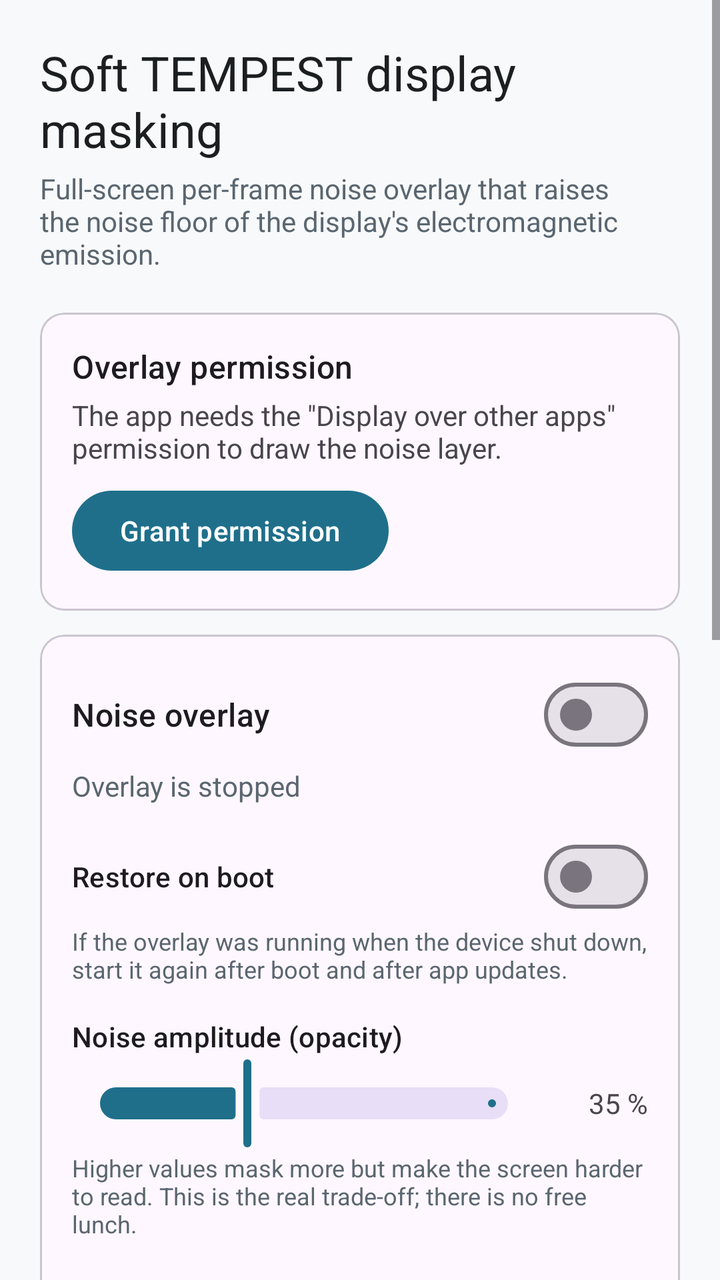
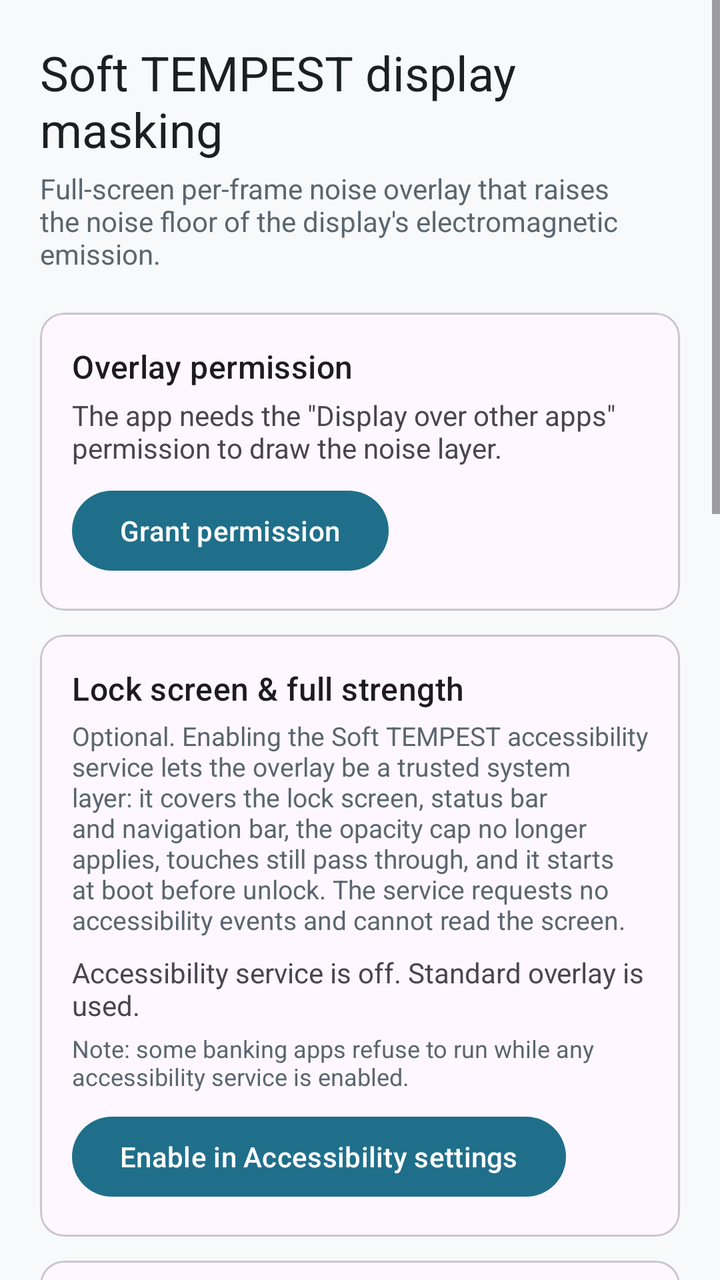

The first picture is an Android layout as it rendered before a commit; the second is the same layout after the commit. The layout source and the unified diff follow.
<!-- AndroidManifest.xml: application theme Theme.SoftTempest -->
<!-- res/layout/activity_main.xml -->
<?xml version="1.0" encoding="utf-8"?>
<ScrollView xmlns:android="http://schemas.android.com/apk/res/android"
    xmlns:app="http://schemas.android.com/apk/res-auto"
    android:layout_width="match_parent"
    android:layout_height="match_parent"
    android:fillViewport="true">

    <LinearLayout
        android:layout_width="match_parent"
        android:layout_height="wrap_content"
        android:orientation="vertical"
        android:padding="20dp">

        <TextView
            android:layout_width="match_parent"
            android:layout_height="wrap_content"
            android:text="@string/title"
            android:textAppearance="?attr/textAppearanceHeadlineSmall"
            android:textColor="@color/on_surface" />

        <TextView
            android:layout_width="match_parent"
            android:layout_height="wrap_content"
            android:layout_marginTop="4dp"
            android:text="@string/subtitle"
            android:textColor="@color/on_surface_muted" />

        
        <com.google.android.material.card.MaterialCardView
            android:layout_width="match_parent"
            android:layout_height="wrap_content"
            android:layout_marginTop="20dp"
            app:cardCornerRadius="12dp"
            app:contentPadding="16dp">

            <LinearLayout
                android:layout_width="match_parent"
                android:layout_height="wrap_content"
                android:orientation="vertical">

                <TextView
                    android:layout_width="match_parent"
                    android:layout_height="wrap_content"
                    android:text="@string/permission_title"
                    android:textAppearance="?attr/textAppearanceTitleMedium" />

                <TextView
                    android:id="@+id/permissionStatus"
                    android:layout_width="match_parent"
                    android:layout_height="wrap_content"
                    android:layout_marginTop="4dp"
                    android:text="@string/permission_missing" />

                <com.google.android.material.button.MaterialButton
                    android:id="@+id/permissionButton"
                    android:layout_width="wrap_content"
                    android:layout_height="wrap_content"
                    android:layout_marginTop="8dp"
                    android:text="@string/permission_button" />
            </LinearLayout>
        </com.google.android.material.card.MaterialCardView>

        
        <com.google.android.material.card.MaterialCardView
            android:layout_width="match_parent"
            android:layout_height="wrap_content"
            android:layout_marginTop="12dp"
            app:cardCornerRadius="12dp"
            app:contentPadding="16dp">

            <LinearLayout
                android:layout_width="match_parent"
                android:layout_height="wrap_content"
                android:orientation="vertical">

                <com.google.android.material.materialswitch.MaterialSwitch
                    android:id="@+id/overlaySwitch"
                    android:layout_width="match_parent"
                    android:layout_height="wrap_content"
                    android:text="@string/overlay_switch"
                    android:textAppearance="?attr/textAppearanceTitleMedium" />

                <TextView
                    android:id="@+id/overlayStatus"
                    android:layout_width="match_parent"
                    android:layout_height="wrap_content"
                    android:layout_marginTop="2dp"
                    android:text="@string/overlay_stopped"
                    android:textColor="@color/on_surface_muted" />

                <com.google.android.material.materialswitch.MaterialSwitch
                    android:id="@+id/restoreOnBootSwitch"
                    android:layout_width="match_parent"
                    android:layout_height="wrap_content"
                    android:layout_marginTop="12dp"
                    android:text="@string/restore_on_boot"
                    android:textAppearance="?attr/textAppearanceTitleSmall" />

                <TextView
                    android:layout_width="match_parent"
                    android:layout_height="wrap_content"
                    android:text="@string/restore_on_boot_hint"
                    android:textColor="@color/on_surface_muted"
                    android:textSize="12sp" />

                <TextView
                    android:layout_width="match_parent"
                    android:layout_height="wrap_content"
                    android:layout_marginTop="16dp"
                    android:text="@string/amplitude_label"
                    android:textAppearance="?attr/textAppearanceTitleSmall" />

                <LinearLayout
                    android:layout_width="match_parent"
                    android:layout_height="wrap_content"
                    android:gravity="center_vertical"
                    android:orientation="horizontal">

                    <com.google.android.material.slider.Slider
                        android:id="@+id/amplitudeSlider"
                        android:layout_width="0dp"
                        android:layout_height="wrap_content"
                        android:layout_weight="1"
                        android:value="0.35"
                        android:valueFrom="0.0"
                        android:valueTo="1.0" />

                    <TextView
                        android:id="@+id/amplitudeValue"
                        android:layout_width="56dp"
                        android:layout_height="wrap_content"
                        android:gravity="end"
                        android:text="35 %" />
                </LinearLayout>

                <TextView
                    android:layout_width="match_parent"
                    android:layout_height="wrap_content"
                    android:text="@string/amplitude_hint"
                    android:textColor="@color/on_surface_muted"
                    android:textSize="12sp" />

                <TextView
                    android:layout_width="match_parent"
                    android:layout_height="wrap_content"
                    android:layout_marginTop="16dp"
                    android:text="@string/mode_label"
                    android:textAppearance="?attr/textAppearanceTitleSmall" />

                <RadioGroup
                    android:id="@+id/modeGroup"
                    android:layout_width="match_parent"
                    android:layout_height="wrap_content"
                    android:orientation="vertical">

                    <RadioButton
                        android:id="@+id/modeWhite"
                        android:layout_width="match_parent"
                        android:layout_height="wrap_content"
                        android:text="@string/mode_white" />

                    <RadioButton
                        android:id="@+id/modeHfreq"
                        android:layout_width="match_parent"
                        android:layout_height="wrap_content"
                        android:text="@string/mode_hfreq" />

                    <RadioButton
                        android:id="@+id/modeTemporal"
                        android:layout_width="match_parent"
                        android:layout_height="wrap_content"
                        android:text="@string/mode_temporal" />
                </RadioGroup>

                <TextView
                    android:id="@+id/modeDescription"
                    android:layout_width="match_parent"
                    android:layout_height="wrap_content"
                    android:layout_marginTop="4dp"
                    android:text="@string/mode_white_desc"
                    android:textColor="@color/on_surface_muted"
                    android:textSize="12sp" />
            </LinearLayout>
        </com.google.android.material.card.MaterialCardView>

        
        <com.google.android.material.card.MaterialCardView
            android:layout_width="match_parent"
            android:layout_height="wrap_content"
            android:layout_marginTop="12dp"
            app:cardBackgroundColor="@color/warning_bg"
            app:cardCornerRadius="12dp"
            app:contentPadding="16dp">

            <LinearLayout
                android:layout_width="match_parent"
                android:layout_height="wrap_content"
                android:orientation="vertical">

                <TextView
                    android:layout_width="match_parent"
                    android:layout_height="wrap_content"
                    android:text="@string/disclaimer_title"
                    android:textAppearance="?attr/textAppearanceTitleMedium"
                    android:textColor="@color/warning_fg" />

                <TextView
                    android:layout_width="match_parent"
                    android:layout_height="wrap_content"
                    android:layout_marginTop="6dp"
                    android:text="@string/disclaimer_body"
                    android:textColor="@color/warning_fg"
                    android:textSize="13sp" />
            </LinearLayout>
        </com.google.android.material.card.MaterialCardView>
    </LinearLayout>
</ScrollView>
<!-- resources referenced by this layout -->
<resources>
  <color name="on_surface">#FF1B1F22</color>
  <color name="on_surface_muted">#FF5A6670</color>
  <color name="warning_bg">#FFFFF4E5</color>
  <color name="warning_fg">#FF7A4A00</color>
  <string name="amplitude_hint">Higher values mask more but make the screen harder to read. This is the real trade-off; there is no free lunch.</string>
  <string name="amplitude_label">Noise amplitude (opacity)</string>
  <string name="disclaimer_body" formatted="false">
          • Windows flagged FLAG_SECURE (banking, DRM video, password screens) are rendered by the system so that this overlay does NOT appear above them. Those screens are not protected.\n
          • Noise is re-randomised every frame because a static pattern averages out as 1/√N over N captured frames. Even so, averaging still reduces the effect; this is a noise-floor raise, not a guarantee.\n
          • No effectiveness has been measured with real RF equipment on your device. Treat this as a prototype and as a complement to hardware shielding, never a replacement.\n
          • Continuous full-screen GPU rendering costs battery.\n
          • Android 12+ caps the opacity of click-through overlays at about 80 %; above that the system would block touches to other apps. The slider\'s top end is therefore the system cap.\n
          • While the overlay runs, some permission dialogs and Settings screens refuse taps (\"screen overlay detected\"). Stop the overlay to use them.
      </string>
  <string name="disclaimer_title">Limitations (read this)</string>
  <string name="mode_hfreq">High-frequency horizontal</string>
  <string name="mode_label">Noise mode</string>
  <string name="mode_temporal">Temporal (fast time variation)</string>
  <string name="mode_white">White noise (uniform)</string>
  <string name="mode_white_desc">Independent random value per pixel per frame, flat spectrum.</string>
  <string name="overlay_stopped">Overlay is stopped</string>
  <string name="overlay_switch">Noise overlay</string>
  <string name="permission_button">Grant permission</string>
  <string name="permission_missing">The app needs the \"Display over other apps\" permission to draw the noise layer.</string>
  <string name="permission_title">Overlay permission</string>
  <string name="restore_on_boot">Restore on boot</string>
  <string name="restore_on_boot_hint">If the overlay was running when the device shut down, start it again after boot and after app updates.</string>
  <string name="subtitle">Full-screen per-frame noise overlay that raises the noise floor of the display\'s electromagnetic emission.</string>
  <string name="title">Soft TEMPEST display masking</string>
  <color name="primary">#FF1F6F8B</color>
  <color name="on_primary">#FFFFFFFF</color>
  <color name="primary_dark">#FF145366</color>
  <color name="surface">#FFF7F9FA</color>
  <!-- unchanged entries left out for length: 1 -->
</resources>

<!-- the commit's change to res/layout/activity_main.xml (unified diff, before → after) -->
@@ -73,6 +73,67 @@
                 android:layout_height="wrap_content"
                 android:orientation="vertical">
 
+                <TextView
+                    android:layout_width="match_parent"
+                    android:layout_height="wrap_content"
+                    android:text="@string/a11y_card_title"
+                    android:textAppearance="?attr/textAppearanceTitleMedium" />
+
+                <TextView
+                    android:layout_width="match_parent"
+                    android:layout_height="wrap_content"
+                    android:layout_marginTop="4dp"
+                    android:text="@string/a11y_card_body"
+                    android:textColor="@color/on_surface_muted"
+                    android:textSize="13sp" />
+
+                <TextView
+                    android:id="@+id/accessibilityStatus"
+                    android:layout_width="match_parent"
+                    android:layout_height="wrap_content"
+                    android:layout_marginTop="8dp"
+                    android:text="@string/a11y_status_disabled" />
+
+                <TextView
+                    android:id="@+id/accessibilityRestricted"
+                    android:layout_width="match_parent"
+                    android:layout_height="wrap_content"
+                    android:layout_marginTop="4dp"
+                    android:text="@string/a11y_restricted_hint"
+                    android:textColor="@color/on_surface_muted"
+                    android:textSize="12sp"
+                    android:visibility="gone" />
+
+                <TextView
+                    android:layout_width="match_parent"
+                    android:layout_height="wrap_content"
+                    android:layout_marginTop="4dp"
+                    android:text="@string/a11y_caveat"
+                    android:textColor="@color/on_surface_muted"
+                    android:textSize="12sp" />
+
+                <com.google.android.material.button.MaterialButton
+                    android:id="@+id/accessibilityButton"
+                    android:layout_width="wrap_content"
+                    android:layout_height="wrap_content"
+                    android:layout_marginTop="8dp"
+                    android:text="@string/a11y_button_enable" />
+            </LinearLayout>
+        </com.google.android.material.card.MaterialCardView>
+
+        
+        <com.google.android.material.card.MaterialCardView
+            android:layout_width="match_parent"
+            android:layout_height="wrap_content"
+            android:layout_marginTop="12dp"
+            app:cardCornerRadius="12dp"
+            app:contentPadding="16dp">
+
+            <LinearLayout
+                android:layout_width="match_parent"
+                android:layout_height="wrap_content"
+                android:orientation="vertical">
+
                 <com.google.android.material.materialswitch.MaterialSwitch
                     android:id="@+id/overlaySwitch"
                     android:layout_width="match_parent"
<!-- resource entries referenced after the edit -->
@@ -4,6 +4,12 @@
   <color name="on_surface_muted">#FF5A6670</color>
   <color name="warning_bg">#FFFFF4E5</color>
   <color name="warning_fg">#FF7A4A00</color>
+  <string name="a11y_button_enable">Enable in Accessibility settings</string>
+  <string name="a11y_card_body">Optional. Enabling the Soft TEMPEST accessibility service lets the overlay be a trusted system layer: it covers the lock screen, status bar and navigation bar, the opacity cap no longer applies, touches still pass through, and it starts at boot before unlock. The service requests no accessibility events and cannot read the screen.</string>
+  <string name="a11y_card_title">Lock screen &amp; full strength</string>
+  <string name="a11y_caveat">Note: some banking apps refuse to run while any accessibility service is enabled.</string>
+  <string name="a11y_restricted_hint">On Android 13+ a sideloaded app is blocked by \"Restricted settings\" until you allow it: App info → ⋮ → Allow restricted settings.</string>
+  <string name="a11y_status_disabled">Accessibility service is off. Standard overlay is used.</string>
   <string name="amplitude_hint">Higher values mask more but make the screen harder to read. This is the real trade-off; there is no free lunch.</string>
   <string name="amplitude_label">Noise amplitude (opacity)</string>
   <string name="disclaimer_body" formatted="false">
